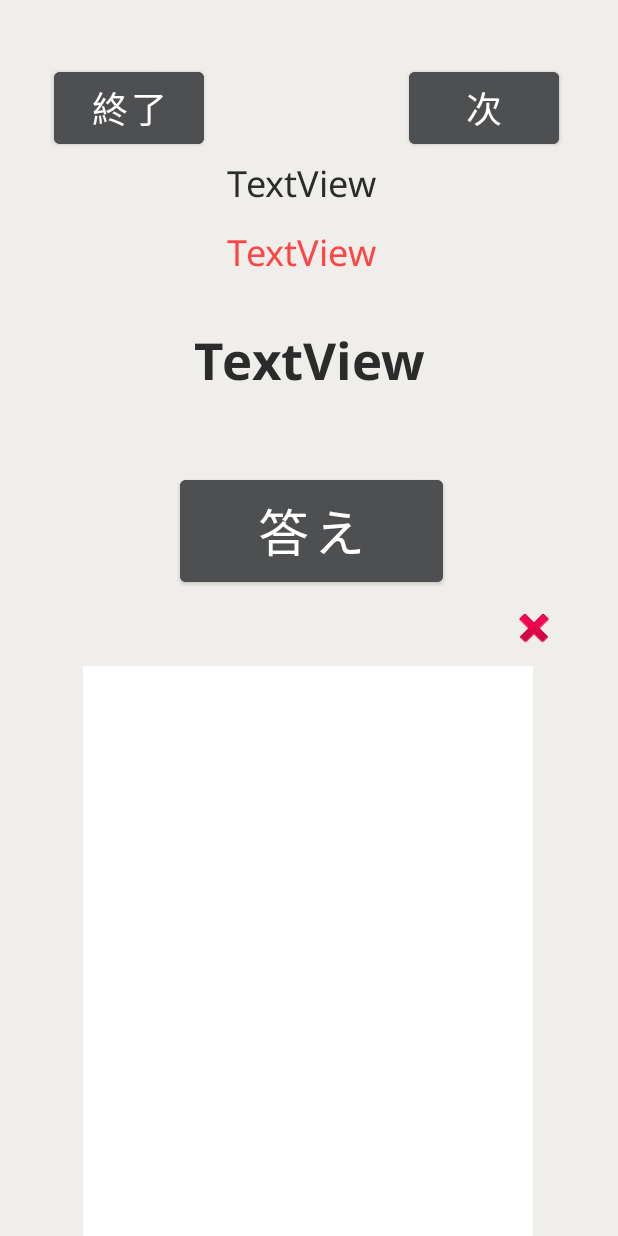
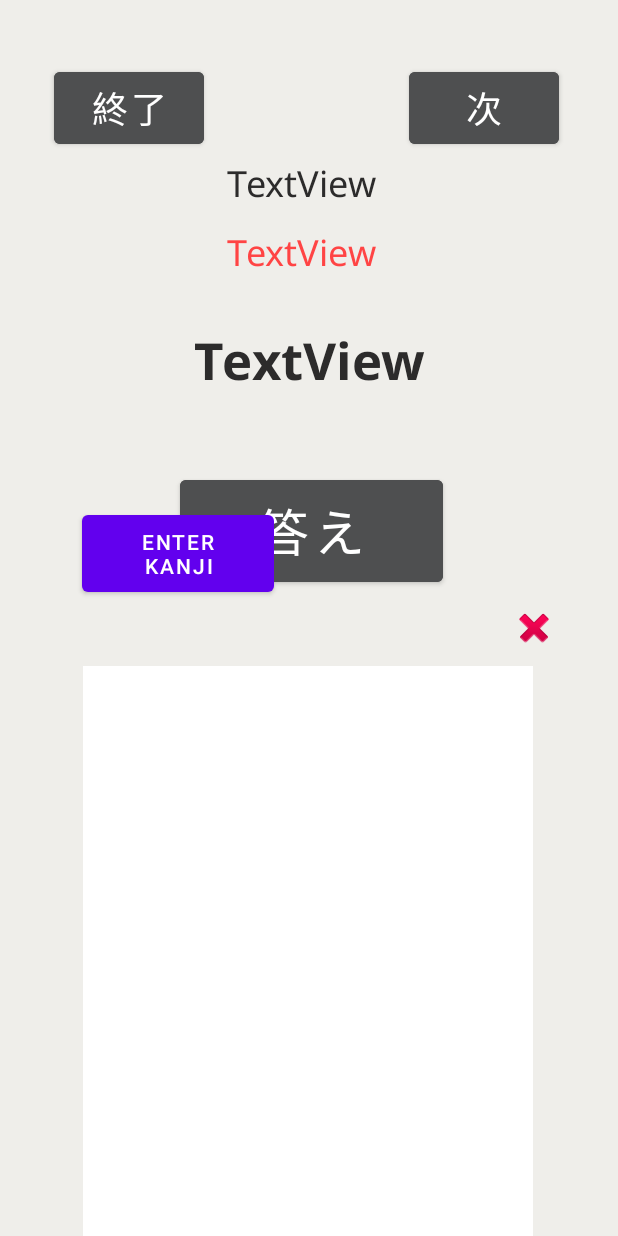
Before and after one commit to GraysonBannister/kanjikenteiapp, an Android app: the layout yoji_testview.xml on its own in the app's theme, with its tools: preview values and no code run, on a phone screen of 412 x 824 dp. Run offline under Robolectric (Android 15) with nearby library versions, the light colour scheme and no system bars.

Commit message:
Adding support for drawn kanji grading for yojijukgo drawn test

```diff
--- a/app/build.gradle
+++ b/app/build.gradle
@@ -18,6 +18,7 @@ android {
         testInstrumentationRunner "androidx.test.runner.AndroidJUnitRunner"
         python {
             version "3.8"
+
             pip {
 
                 install "elementpath"
--- a/app/src/main/java/com/example/kanjitest/PythonInterpreter.java
+++ b/app/src/main/java/com/example/kanjitest/PythonInterpreter.java
@@ -14,7 +14,7 @@ public class PythonInterpreter {
     public PythonInterpreter(){
         try{
             Python py = Python.getInstance();
-            libModule = py.getModule("lib");
+            libModule = py.getModule("pythonGrader");
         } catch (PyException e){
             e.printStackTrace();
             //Handle initialization errors
--- a/app/src/main/res/layout/yoji_testview.xml
+++ b/app/src/main/res/layout/yoji_testview.xml
@@ -151,5 +151,18 @@
         app:layout_constraintTop_toTopOf="parent"
         app:layout_constraintVertical_bias="0.508" />
 
+    <Button
+        android:id="@+id/submitDrawnKanji"
+        android:layout_width="128dp"
+        android:layout_height="63dp"
+        android:layout_marginBottom="10dp"
+        android:text="enter kanji"
+        app:layout_constraintBottom_toBottomOf="parent"
+        app:layout_constraintEnd_toEndOf="parent"
+        app:layout_constraintHorizontal_bias="0.192"
+        app:layout_constraintStart_toStartOf="parent"
+        app:layout_constraintTop_toTopOf="parent"
+        app:layout_constraintVertical_bias="0.449" />
+
 
 </androidx.constraintlayout.widget.ConstraintLayout>
```
Also changed, not shown: app/src/main/java/com/example/kanjitest/yojiTest.java (+103 -31 lines).
